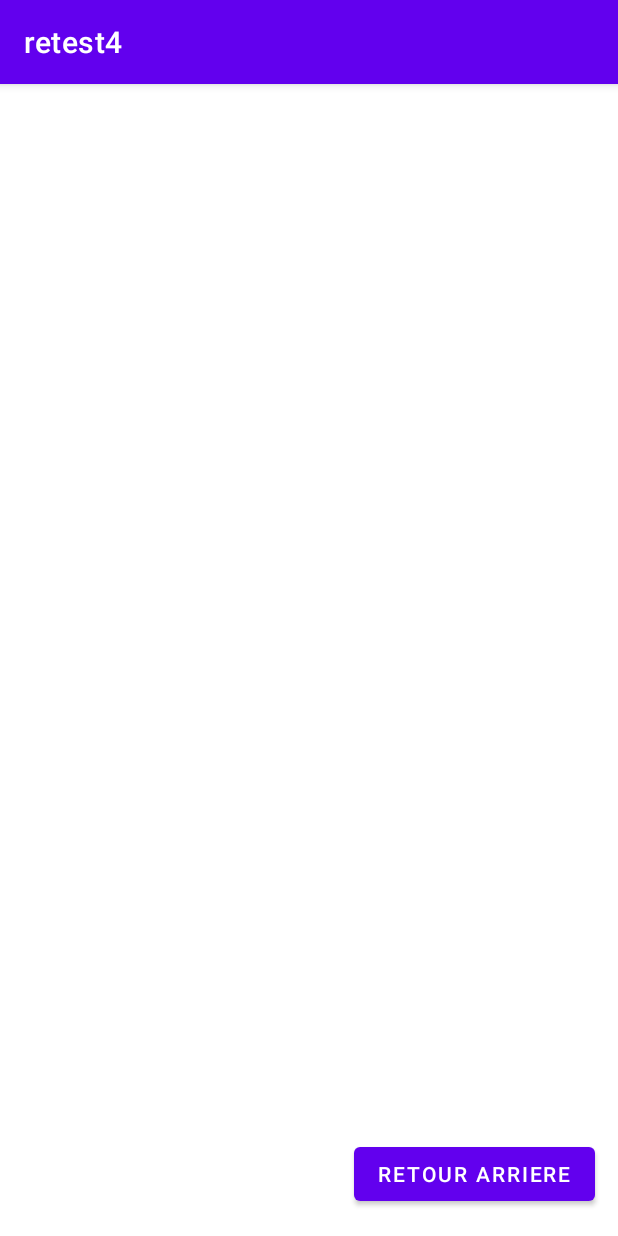
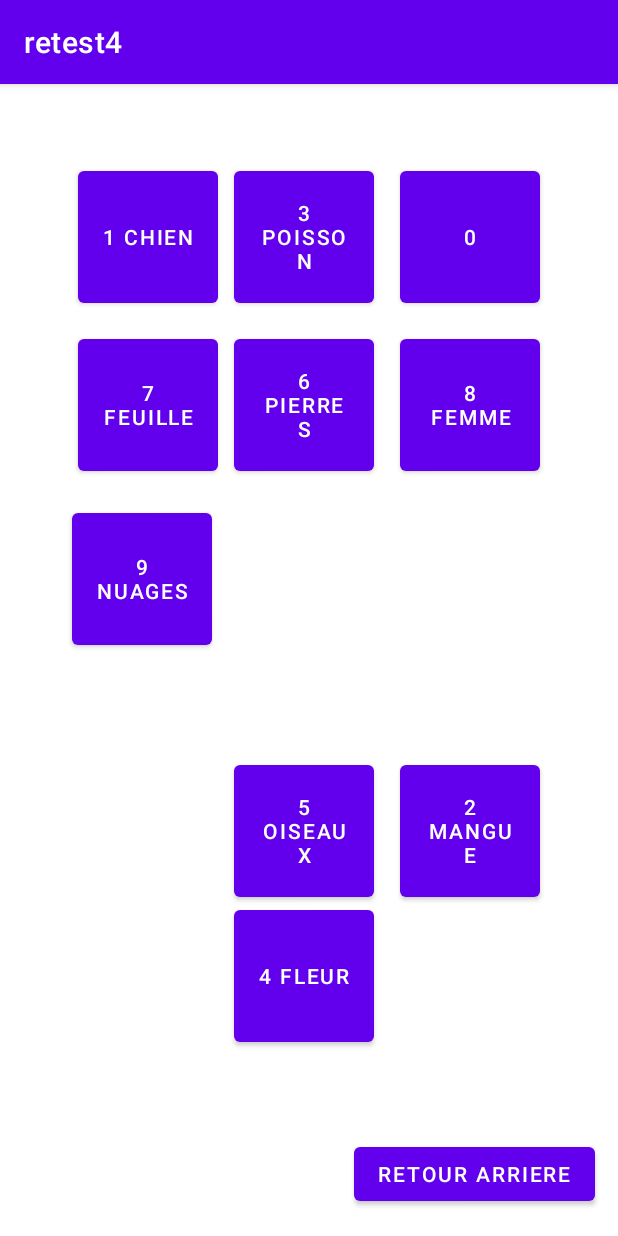
Before and after one commit to Jotarooo/retest4, an Android app: the numeraActivity screen opened directly, with no data from a screen before it, on a phone screen of 412 x 824 dp. Run offline under Robolectric (Android 15) with nearby library versions, the phone set to English and light mode, and no system bars.

Commit message:
Ajout des boutons de couleurs

```diff
--- a/app/src/main/res/layout/activity_numera.xml
+++ b/app/src/main/res/layout/activity_numera.xml
@@ -17,5 +17,118 @@
         app:layout_constraintEnd_toEndOf="parent"
         tools:ignore="HardcodedText,MissingConstraints" />
 
+    <Button
+        android:id="@+id/button18"
+        android:layout_width="93dp"
+        android:layout_height="100dp"
+        android:layout_marginStart="156dp"
+        android:layout_marginTop="52dp"
+        android:text="@string/_3_poisson"
+        app:layout_constraintStart_toStartOf="parent"
+        app:layout_constraintTop_toTopOf="parent"
+        tools:ignore="MissingConstraints" />
+
+    <Button
+        android:id="@+id/button31"
+        android:layout_width="93dp"
+        android:layout_height="100dp"
+        android:layout_marginStart="156dp"
+        android:layout_marginTop="379dp"
+        android:layout_marginBottom="123dp"
+        android:text="@string/_4_fleur"
+        app:layout_constraintBottom_toBottomOf="parent"
+        app:layout_constraintStart_toStartOf="parent"
+        app:layout_constraintTop_toTopOf="parent"
+        app:layout_constraintVertical_bias="1.0"
+        tools:ignore="MissingConstraints" />
+
+    <Button
+        android:id="@+id/button30"
+        android:layout_width="93dp"
+        android:layout_height="100dp"
+        android:layout_marginEnd="52dp"
+        android:layout_marginBottom="220dp"
+        android:text="@string/_2_mangue"
+        app:layout_constraintBottom_toBottomOf="parent"
+        app:layout_constraintEnd_toEndOf="parent"
+        tools:ignore="MissingConstraints" />
+
+    <Button
+        android:id="@+id/button29"
+        android:layout_width="93dp"
+        android:layout_height="100dp"
+        android:layout_marginStart="156dp"
+        android:layout_marginBottom="220dp"
+        android:text="@string/_5_oiseaux"
+        app:layout_constraintBottom_toBottomOf="parent"
+        app:layout_constraintStart_toStartOf="parent"
+        tools:ignore="MissingConstraints" />
+
+    <Button
+        android:id="@+id/button26"
+        android:layout_width="93dp"
+        android:layout_height="100dp"
+        android:layout_marginStart="156dp"
+        android:layout_marginTop="164dp"
+        android:text="@string/_6_pierres"
+        app:layout_constraintStart_toStartOf="parent"
+        app:layout_constraintTop_toTopOf="parent"
+        tools:ignore="MissingConstraints" />
+
+    <Button
+        android:id="@+id/button25"
+        android:layout_width="93dp"
+        android:layout_height="100dp"
+        android:layout_marginStart="52dp"
+        android:layout_marginTop="164dp"
+        android:text="@string/_7_feuille"
+        app:layout_constraintStart_toStartOf="parent"
+        app:layout_constraintTop_toTopOf="parent"
+        tools:ignore="MissingConstraints" />
+
+    <Button
+        android:id="@+id/button27"
+        android:layout_width="93dp"
+        android:layout_height="100dp"
+        android:layout_marginTop="164dp"
+        android:layout_marginEnd="52dp"
+        android:text="@string/_8_femme"
+        app:layout_constraintEnd_toEndOf="parent"
+        app:layout_constraintTop_toTopOf="parent"
+        tools:ignore="MissingConstraints" />
+
+    <Button
+        android:id="@+id/button12"
+        android:layout_width="93dp"
+        android:layout_height="100dp"
+        android:layout_marginStart="52dp"
+        android:layout_marginTop="52dp"
+        android:text="@string/_1_chien"
+        app:layout_constraintStart_toStartOf="parent"
+        app:layout_constraintTop_toTopOf="parent"
+        tools:ignore="MissingConstraints" />
+
+    <Button
+        android:id="@+id/button28"
+        android:layout_width="93dp"
+        android:layout_height="100dp"
+        android:layout_marginStart="48dp"
+        android:layout_marginTop="280dp"
+        android:text="@string/_9_nuages"
+        app:layout_constraintStart_toStartOf="parent"
+        app:layout_constraintTop_toTopOf="parent"
+        tools:ignore="MissingConstraints" />
+
+    <Button
+        android:id="@+id/button19"
+        android:layout_width="93dp"
+        android:layout_height="100dp"
+        android:layout_marginTop="52dp"
+        android:layout_marginEnd="52dp"
+        android:text="@string/_0"
+        app:layout_constraintEnd_toEndOf="parent"
+        app:layout_constraintTop_toTopOf="parent"
+        tools:ignore="MissingConstraints" />
+
 
 </androidx.constraintlayout.widget.ConstraintLayout>
```
